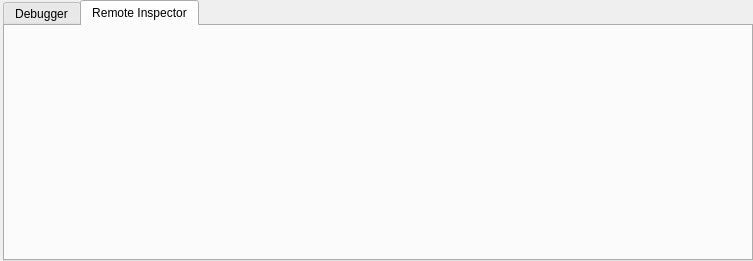
Before: the Qt Designer form editor/echo/Base/UI/DebuggerPanel/DebuggerPanel.ui in timi-liuliang/echo, drawn with Qt 5.
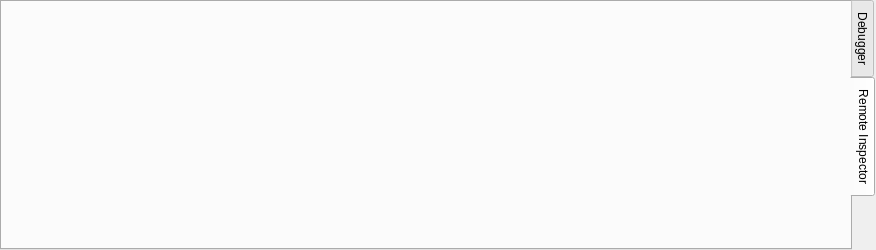
After: the same form once the commit is applied.

What changed in the file:
```diff
--- a/editor/echo/Base/UI/DebuggerPanel/DebuggerPanel.ui
+++ b/editor/echo/Base/UI/DebuggerPanel/DebuggerPanel.ui
@@ -1,22 +1,24 @@
 <?xml version="1.0" encoding="UTF-8"?>
 <ui version="4.0">
  <class>DebuggerPanel</class>
- <widget class="QDockWidget" name="DebuggerPanel">
+ <widget class="QWidget" name="DebuggerPanel">
   <property name="geometry">
    <rect>
     <x>0</x>
     <y>0</y>
-    <width>753</width>
-    <height>261</height>
+    <width>876</width>
+    <height>250</height>
    </rect>
   </property>
   <property name="windowTitle">
    <string>Debugger</string>
   </property>
-  <widget class="QWidget" name="dockWidgetContents">
-   <layout class="QHBoxLayout" name="horizontalLayout">
+  <layout class="QVBoxLayout" name="verticalLayout">
+   <property name="spacing">
+    <number>0</number>
+   </property>
     <property name="leftMargin">
-     <number>3</number>
+    <number>0</number>
     </property>
     <property name="topMargin">
      <number>0</number>
@@ -29,6 +31,12 @@
     </property>
     <item>
      <widget class="QTabWidget" name="tabWidget">
+     <property name="layoutDirection">
+      <enum>Qt::LeftToRight</enum>
+     </property>
+     <property name="tabPosition">
+      <enum>QTabWidget::East</enum>
+     </property>
       <property name="currentIndex">
        <number>1</number>
       </property>
@@ -45,7 +53,6 @@
      </widget>
     </item>
    </layout>
-  </widget>
  </widget>
  <resources/>
  <connections/>
```
Lines whose indentation alone changed are shown as unchanged.
